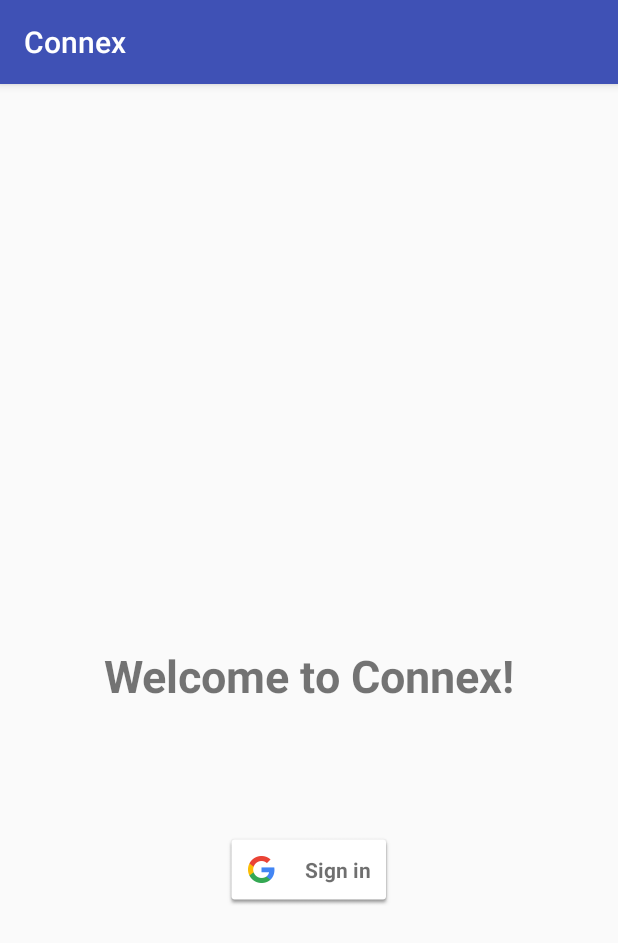
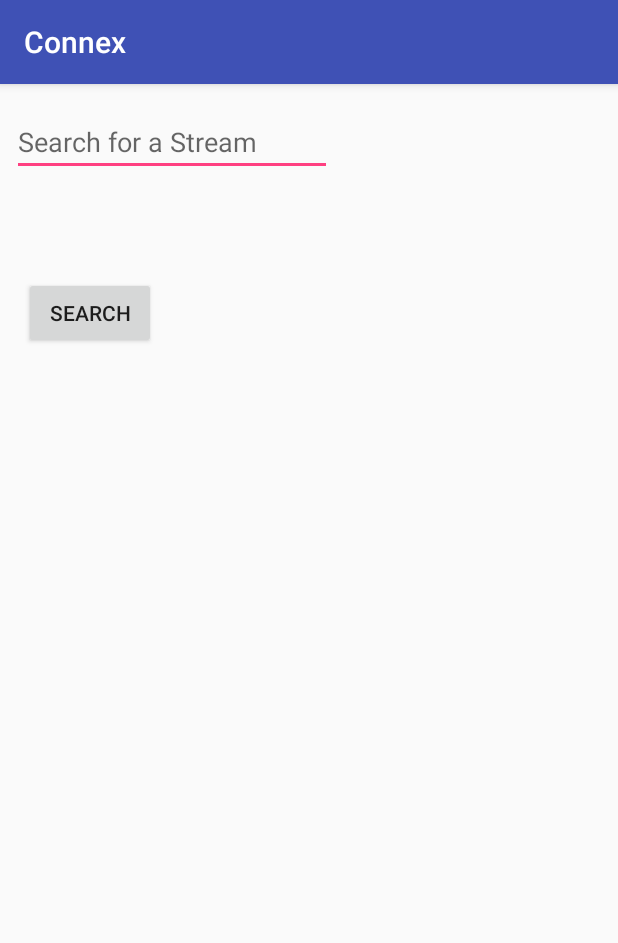
Before and after one commit to JCai2017/APT_Mini-Project, an Android app: the screen it shows after launch (LoginActivity before the commit, SearchResultsActivity after it), on a phone screen of 412 x 824 dp. Shown: the top 943 px of the screen. Run offline under Robolectric (Android 15) with nearby library versions, the phone set to English and light mode, and no system bars; our stand-ins replace Volley.

Commit message:
Programmed Search functionality and added API to python, Needs to be debugged

```diff
--- a/android/Connex/app/build.gradle
+++ b/android/Connex/app/build.gradle
@@ -40,6 +40,8 @@
     compile 'com.android.support.constraint:constraint-layout:1.0.2'
     compile 'com.android.support:design:26.+'
     compile 'com.google.android.gms:play-services-auth:9.8.0'
+    compile 'com.android.volley:volley:1.0.0'
+    compile 'com.google.code.gson:gson:2.8.2'
     testCompile 'junit:junit:4.12'
 }
 
--- a/android/Connex/app/src/main/AndroidManifest.xml
+++ b/android/Connex/app/src/main/AndroidManifest.xml
@@ -6,6 +6,7 @@
     <uses-permission android:name="android.permission.GET_ACCOUNTS" />
     <uses-permission android:name="android.permission.READ_PROFILE" />
     <uses-permission android:name="android.permission.READ_CONTACTS" />
+    <uses-permission android:name="android.permission.INTERNET" />
 
     <application
         android:allowBackup="true"
@@ -15,8 +16,12 @@
         android:supportsRtl="true"
         android:theme="@style/AppTheme">
         <activity android:name=".LoginActivity">
+        </activity>
+        <activity android:name=".MainActivity" />
+        <activity android:name=".SearchResultsActivity">
             <intent-filter>
                 <action android:name="android.intent.action.MAIN" />
+
                 <category android:name="android.intent.category.LAUNCHER" />
             </intent-filter>
         </activity>
--- /dev/null
+++ b/android/Connex/app/src/main/java/ee382apt/connex/SearchResultsActivity.java
@@ -0,0 +1,108 @@
+package ee382apt.connex;
+
+import android.content.Intent;
+import android.net.Uri;
+import android.support.v7.app.AppCompatActivity;
+import android.os.Bundle;
+import android.support.v7.widget.ListViewCompat;
+import android.view.View;
+import android.widget.AdapterView;
+import android.widget.EditText;
+import android.widget.ListView;
+
+import com.android.volley.Request;
+import com.android.volley.RequestQueue;
+import com.android.volley.Response;
+import com.android.volley.VolleyError;
+import com.android.volley.toolbox.StringRequest;
+import com.android.volley.toolbox.Volley;
+import com.google.gson.Gson;
+
+import java.util.ArrayList;
+import java.util.List;
+
+public class SearchResultsActivity extends AppCompatActivity implements
+        View.OnClickListener{
+
+    private static class Resp{
+        String[] resultUrls;
+        String[] resultImages;
+        String[] titles;
+        String[] keys;
+    }
+
+    private static final String API_BASE_URL = "https://connex-180814.appspot.com/api?target=";
+    Resp resp;
+    private static ListView mListView;
+    private static ImageListAdapter mImageListAdapter;
+    private static List<String> mList, mTitles;
+
+
+    @Override
+    protected void onCreate(Bundle savedInstanceState) {
+        super.onCreate(savedInstanceState);
+        setContentView(R.layout.activity_search_results);
+        mListView = (ListView)findViewById(R.id.list);
+        mList = new ArrayList<>();
+
+        findViewById(R.id.search_button).setOnClickListener(this);
+
+        mListView.setOnItemClickListener(new AdapterView.OnItemClickListener() {
+            @Override
+            public void onItemClick(AdapterView<?> adapterView, View view, int i, long l) {
+                //Switch to View Image Activity with stream key
+                //TODO: replace LoginActivity with name of View Stream activity class
+                Intent intent = new Intent(view.getContext(), LoginActivity.class);
+                startActivity(intent);
+            }
+        });
+    }
+
+    public void getResults(){
+        EditText editText = (EditText) findViewById(R.id.editText);
+        String query = editText.getText().toString();
+        String url = API_BASE_URL + query;
+
+        RequestQueue queue = Volley.newRequestQueue(this);
+
+        StringRequest stringRequest = new StringRequest(Request.Method.GET, url,
+                new Response.Listener<String>(){
+                    @Override
+                    public void onResponse(String response) {
+                        Gson gson = new Gson();
+                        resp = gson.fromJson(response, Resp.class);
+                    }
+                },
+                new Response.ErrorListener() {
+                    @Override
+                    public void onErrorResponse(VolleyError error) {
+                    }
+        });
+
+
+        for(int i = 0; i < resp.resultImages.length; i ++){
+            mList.add(resp.resultImages[i]);
+            mTitles.add(resp.titles[i]);
+        }
+
+        mImageListAdapter = new ImageListAdapter(this, mList, mTitles);
+        mListView.setAdapter(mImageListAdapter);
+
+
+        if (android.os.Build.VERSION.SDK_INT >= 11){
+            recreate();
+        }else{
+            Intent intent = getIntent();
+            finish();
+            startActivity(intent);
+        }
+    }
+
+    public void onClick(View v) {
+        switch (v.getId()) {
+            case R.id.search_button:
+                getResults();
+                break;
+        }
+    }
+}
--- /dev/null
+++ b/android/Connex/app/src/main/res/layout/activity_search_results.xml
@@ -0,0 +1,44 @@
+<?xml version="1.0" encoding="utf-8"?>
+<LinearLayout xmlns:android="http://schemas.android.com/apk/res/android"
+    xmlns:app="http://schemas.android.com/apk/res-auto"
+    xmlns:tools="http://schemas.android.com/tools"
+    android:layout_width="match_parent"
+    android:layout_height="match_parent"
+    android:orientation="vertical"
+    tools:context="ee382apt.connex.SearchResultsActivity">
+
+    <EditText
+        android:id="@+id/editText"
+        android:layout_width="wrap_content"
+        android:layout_height="wrap_content"
+        android:layout_marginLeft="8dp"
+        android:layout_marginStart="8dp"
+        android:layout_marginTop="16dp"
+        android:ems="10"
+        android:hint="@string/edit_message"
+        android:inputType="textPersonName"
+        app:layout_constraintLeft_toLeftOf="parent"
+        app:layout_constraintTop_toTopOf="parent" />
+
+    <Button
+        android:id="@+id/search_button"
+        android:layout_width="wrap_content"
+        android:layout_height="wrap_content"
+        android:layout_marginLeft="16dp"
+        android:layout_marginStart="16dp"
+        android:layout_marginTop="67dp"
+        android:text="Search"
+        app:layout_constraintLeft_toLeftOf="parent"
+        app:layout_constraintTop_toTopOf="parent" />
+
+    <ListView
+        android:id="@+id/list"
+        android:layout_width="match_parent"
+        android:layout_height="match_parent"
+        android:layout_marginLeft="10dp"
+        android:layout_marginRight="10dp"
+        android:layout_marginTop="10dp"
+        android:divider="#D1D1D1"
+        android:dividerHeight="10dp" />
+
+</LinearLayout>
--- a/android/Connex/app/src/main/res/values/strings.xml
+++ b/android/Connex/app/src/main/res/values/strings.xml
@@ -14,4 +14,5 @@
     <string name="permission_rationale">"Contacts permissions are needed for providing email
         completions."
     </string>
+    <string name="edit_message">Search for a Stream</string>
 </resources>
```
Also changed, not shown: android/Connex/app/src/main/java/ee382apt/connex/CustomVolleyRequestQueue.java (added, +64 -0 lines), android/Connex/app/src/main/java/ee382apt/connex/ImageListAdapter.java (added, +57 -0 lines), android/Connex/app/src/main/java/ee382apt/connex/LoginActivity.java (+10 -3 lines), android/Connex/app/src/main/java/ee382apt/connex/MainActivity.java (added, +13 -0 lines), android/Connex/app/src/main/res/layout/activity_login.xml (+16 -4 lines), android/Connex/app/src/main/res/layout/activity_main.xml (added, +9 -0 lines), android/Connex/app/src/main/res/layout/list_item.xml (added, +22 -0 lines), 2 other files.
